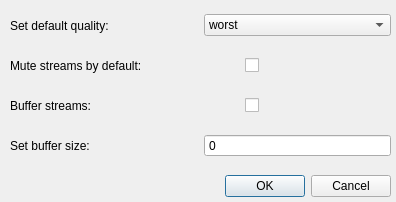
Above: ui/dialog.ui from AbiosGaming/desktop-stream-viewer before the change. Below: the same form after it.
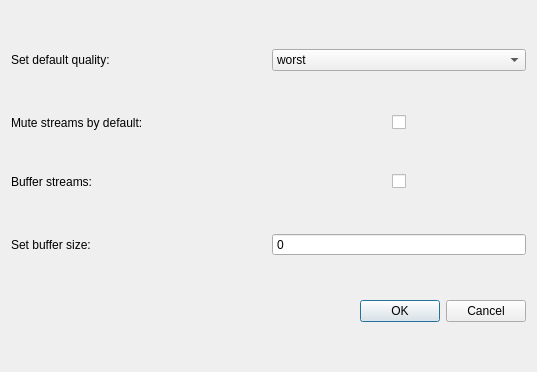
That is the form after the change.

Commit message: added layout and rezied window (#168)

```diff
--- a/ui/dialog.ui
+++ b/ui/dialog.ui
@@ -6,38 +6,15 @@
    <rect>
     <x>0</x>
     <y>0</y>
-    <width>396</width>
-    <height>202</height>
+    <width>537</width>
+    <height>372</height>
    </rect>
   </property>
   <property name="windowTitle">
    <string>Settings</string>
   </property>
-  <widget class="QDialogButtonBox" name="buttonBox">
-   <property name="geometry">
-    <rect>
-     <x>50</x>
-     <y>170</y>
-     <width>341</width>
-     <height>32</height>
-    </rect>
-   </property>
-   <property name="orientation">
-    <enum>Qt::Horizontal</enum>
-   </property>
-   <property name="standardButtons">
-    <set>QDialogButtonBox::Cancel|QDialogButtonBox::Ok</set>
-   </property>
-  </widget>
-  <widget class="QWidget" name="verticalLayoutWidget">
-   <property name="geometry">
-    <rect>
-     <x>10</x>
-     <y>10</y>
-     <width>381</width>
-     <height>31</height>
-    </rect>
-   </property>
+  <layout class="QVBoxLayout" name="verticalLayout_2">
+   <item>
    <layout class="QHBoxLayout" name="horizontalLayout">
     <item alignment="Qt::AlignLeft">
      <widget class="QLabel" name="label">
@@ -76,16 +53,8 @@
      </widget>
     </item>
    </layout>
-  </widget>
-  <widget class="QWidget" name="verticalLayoutWidget_2">
-   <property name="geometry">
-    <rect>
-     <x>10</x>
-     <y>50</y>
-     <width>321</width>
-     <height>31</height>
-    </rect>
-   </property>
+   </item>
+   <item>
    <layout class="QHBoxLayout" name="horizontalLayout_2">
     <item alignment="Qt::AlignLeft">
      <widget class="QLabel" name="label_2">
@@ -102,16 +71,8 @@
      </widget>
     </item>
    </layout>
-  </widget>
-  <widget class="QWidget" name="horizontalLayoutWidget">
-   <property name="geometry">
-    <rect>
-     <x>10</x>
-     <y>90</y>
-     <width>321</width>
-     <height>31</height>
-    </rect>
-   </property>
+   </item>
+   <item>
    <layout class="QHBoxLayout" name="horizontalLayout_3">
     <item alignment="Qt::AlignLeft">
      <widget class="QLabel" name="label_3">
@@ -128,16 +89,8 @@
      </widget>
     </item>
    </layout>
-  </widget>
-  <widget class="QWidget" name="horizontalLayoutWidget_2">
-   <property name="geometry">
-    <rect>
-     <x>10</x>
-     <y>130</y>
-     <width>381</width>
-     <height>31</height>
-    </rect>
-   </property>
+   </item>
+   <item>
    <layout class="QHBoxLayout" name="horizontalLayout_4">
     <item alignment="Qt::AlignLeft">
      <widget class="QLabel" name="label_4">
@@ -157,7 +110,21 @@
      </widget>
     </item>
    </layout>
-  </widget>
+   </item>
+   <item>
+    <widget class="QDialogButtonBox" name="buttonBox">
+     <property name="orientation">
+      <enum>Qt::Horizontal</enum>
+     </property>
+     <property name="standardButtons">
+      <set>QDialogButtonBox::Cancel|QDialogButtonBox::Ok</set>
+     </property>
+    </widget>
+   </item>
+   <item>
+    <layout class="QHBoxLayout" name="horizontalLayout_5"/>
+   </item>
+  </layout>
  </widget>
  <resources/>
  <connections>
```
Lines whose indentation alone changed are shown as unchanged.
